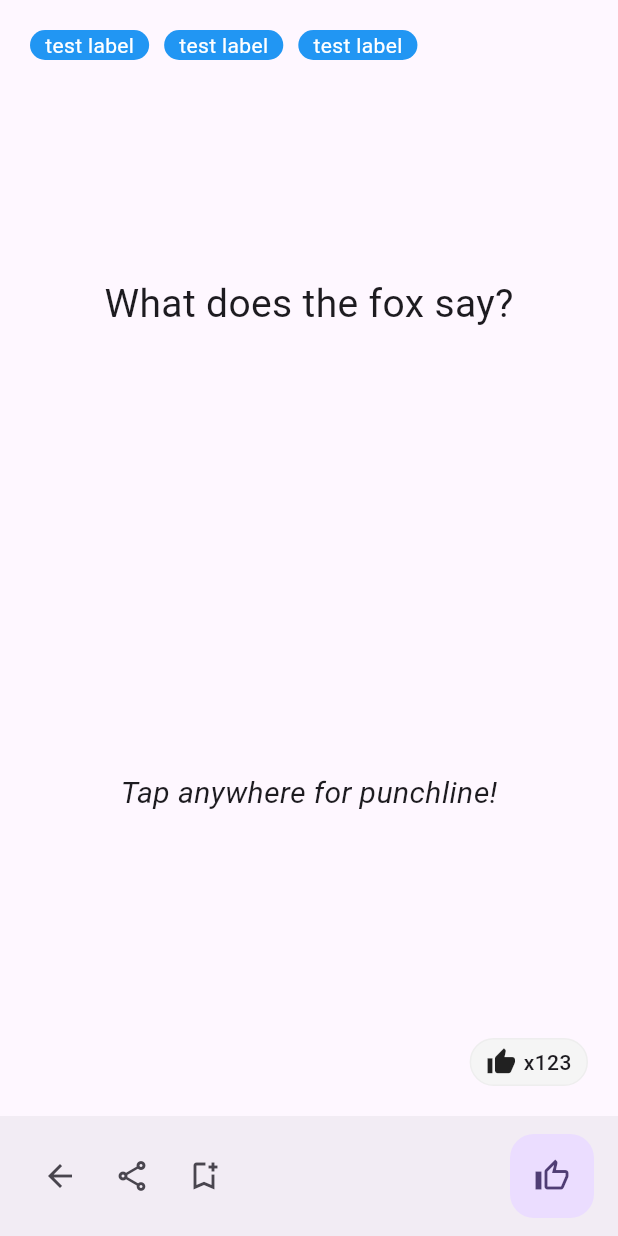
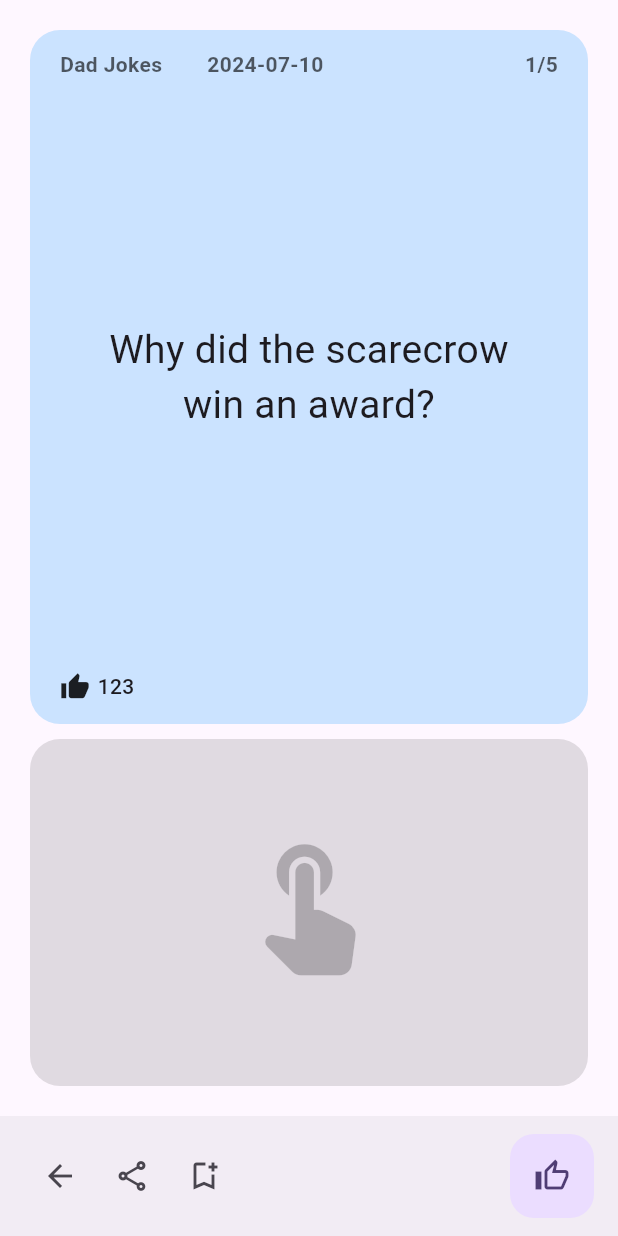
Before and after one commit to cardchess-leader/daily_dose_of_humors, a Flutter app: the screen it shows after launch, after a tap on "Knock-Knock Series", on a phone screen of 412 x 824 dp. Run offline on Flutter 3.47's test engine with Material 3 defaults, Android fonts, the light colour scheme and no system bars; our stand-ins replace scroll_snap_list.

Commit message:
Humor Screen Design Polish

```diff
--- a/lib/data/category_data.dart
+++ b/lib/data/category_data.dart
@@ -8,7 +8,7 @@ const humorCategoryList = [
     description: 'Simple, pun-filled, and often groan-inducing humor.',
     numDailyNew: 10,
     subscriberOnly: true,
-    themeColor: Colors.blue,
+    themeColor: Color.fromARGB(255, 61, 171, 255),
   ),
   Category(
     title: 'Knock-Knock Series',
@@ -17,7 +17,7 @@ const humorCategoryList = [
         'Interactive and pun-based humor, often silly and family-friendly.',
     numDailyNew: 5,
     subscriberOnly: true,
-    themeColor: Colors.red,
+    themeColor: Color.fromARGB(255, 255, 88, 76),
   ),
   Category(
     title: 'One-Liners',
@@ -26,7 +26,7 @@ const humorCategoryList = [
         'Brief, witty, and punchy humor, delivering a quick and impactful punchline.',
     numDailyNew: 7,
     subscriberOnly: true,
-    themeColor: Colors.green,
+    themeColor: Color.fromARGB(255, 115, 216, 119),
   ),
   Category(
     title: 'Dark Humors',
@@ -34,7 +34,7 @@ const humorCategoryList = [
     description: 'Simple, pun-filled, and often groan-inducing humor.',
     numDailyNew: 7,
     subscriberOnly: true,
-    themeColor: Colors.grey,
+    themeColor: Color.fromARGB(255, 186, 186, 186),
   ),
   Category(
     title: 'Tricky Riddles',
@@ -43,7 +43,7 @@ const humorCategoryList = [
         'An enigmatic quiz, often with a clever twist or double meaning',
     numDailyNew: 7,
     subscriberOnly: true,
-    themeColor: Colors.yellow,
+    themeColor: Color.fromARGB(255, 255, 239, 96),
   ),
   Category(
     title: 'Fun Facts',
@@ -51,7 +51,7 @@ const humorCategoryList = [
     description: 'Interesting trivia, often surprising and amusing.',
     numDailyNew: 7,
     subscriberOnly: true,
-    themeColor: Colors.cyan,
+    themeColor: Color.fromARGB(255, 57, 199, 218),
   ),
   Category(
     title: 'Funny Quotes',
@@ -59,7 +59,7 @@ const humorCategoryList = [
     description: 'Witty sayings, often hilarious and clever.',
     numDailyNew: 7,
     subscriberOnly: true,
-    themeColor: Colors.orange,
+    themeColor: Color.fromARGB(255, 255, 177, 60),
   ),
   Category(
     title: 'Story Jokes',
@@ -67,7 +67,7 @@ const humorCategoryList = [
     description: 'Extended anecdotes with a clever and surprising punchline.',
     numDailyNew: 7,
     subscriberOnly: true,
-    themeColor: Colors.brown,
+    themeColor: Color.fromARGB(255, 166, 127, 112),
   ),
   Category(
     title: 'Detective Puzzles',
@@ -76,6 +76,6 @@ const humorCategoryList = [
         'Mystery challenges requiring keen observation and logical deduction.',
     numDailyNew: 7,
     subscriberOnly: true,
-    themeColor: Colors.indigo,
+    themeColor: Color.fromARGB(255, 123, 137, 218),
   ),
 ];
--- a/lib/screens/humor_screen.dart
+++ b/lib/screens/humor_screen.dart
@@ -39,17 +39,44 @@ class _HumorScreenState extends State<HumorScreen> {
             padding: const EdgeInsets.all(20),
             child: Column(
               children: [
+                // const SizedBox(height: 15),
+                Expanded(
+                  flex: 2,
+                  child: Container(
+                    padding: EdgeInsets.all(10),
+                    decoration: BoxDecoration(
+                      color: Color.fromARGB(89, 108, 189, 255),
+                      borderRadius: BorderRadius.circular(20),
+                    ),
+                    child: Column(
+                      children: [
                         Row(
                           children: [
-                    for (var i = 0; i < 3; i++) ...[
-                      const CustomChip(color: Colors.blue, label: 'test label'),
-                      const SizedBox(
-                        width: 10,
+                            const CustomChip(
+                                color: Color.fromARGB(0, 0, 0, 0),
+                                textColor: Color.fromARGB(159, 0, 0, 0),
+                                label: 'Dad Jokes'),
+                            SizedBox(width: 10),
+                            const CustomChip(
+                                color: Color.fromARGB(0, 33, 149, 243),
+                                textColor: Color.fromARGB(159, 0, 0, 0),
+                                label: '2024-07-10'),
+                            Expanded(child: SizedBox(width: 10)),
+                            const CustomChip(
+                              color: Colors.transparent,
+                              textColor: Color.fromARGB(159, 0, 0, 0),
+                              label: '1/5',
+                              // textColor: Colors.grey,
                             ),
                           ],
-                  ],
+                          // [
+                          // Text('Dad Jokes'),
+                          // SizedBox(width: 10),
+                          // Text('2024-07-10'),
+                          // SizedBox(width: 10),
+                          // Text('New'),
+                          // ],
                         ),
-                // const SizedBox(height: 15),
                         Expanded(
                           child: LayoutBuilder(
                             builder: (context, constraints) {
@@ -62,8 +89,9 @@ class _HumorScreenState extends State<HumorScreen> {
                                     padding: const EdgeInsets.all(30),
                                     child: const Center(
                                       child: Text(
-                                'What does the fox say?',
+                                        'Why did the scarecrow win an award?',
                                         style: TextStyle(fontSize: 26),
+                                        textAlign: TextAlign.center,
                                       ),
                                     ),
                                   ),
@@ -72,38 +100,11 @@ class _HumorScreenState extends State<HumorScreen> {
                             },
                           ),
                         ),
-                const Expanded(
-                  child: Column(
-                    mainAxisAlignment: MainAxisAlignment.center,
+                        const Row(
                           children: [
-                      // Icon(
-                      //   Icons.touch_app_rounded,
-                      //   size: 100,
-                      // ),
-                      Text(
-                        'Tap anywhere for punchline!',
-                        style: TextStyle(
-                          fontSize: 20,
-                          fontStyle: FontStyle.italic,
+                            SizedBox(
+                              width: 10,
                             ),
-                      )
-                    ],
-                  ),
-                ),
-                Align(
-                  alignment: Alignment.centerRight,
-                  child: Container(
-                    padding:
-                        const EdgeInsets.symmetric(horizontal: 10, vertical: 5),
-                    // color: Colors.grey,
-                    decoration: BoxDecoration(
-                      border: Border.all(color: Colors.grey.shade200, width: 1),
-                      borderRadius: BorderRadius.circular(20),
-                      color: Colors.grey.shade100,
-                    ),
-                    child: const Row(
-                      mainAxisSize: MainAxisSize.min,
-                      children: [
                             Icon(
                               Icons.thumb_up,
                               size: 20,
@@ -112,13 +113,75 @@ class _HumorScreenState extends State<HumorScreen> {
                               width: 5,
                             ),
                             Text(
-                          'x123',
+                              '123',
                               style: TextStyle(fontWeight: FontWeight.w500),
+                            ),
+                          ],
+                        ),
+                        SizedBox(
+                          height: 5,
                         ),
                       ],
                     ),
                   ),
                 ),
+                SizedBox(height: 10),
+                Expanded(
+                  child: Container(
+                    width: double.infinity,
+                    decoration: BoxDecoration(
+                      color: Color.fromARGB(30, 0, 0, 0),
+                      borderRadius: BorderRadius.circular(20),
+                    ),
+                    child: Column(
+                      mainAxisAlignment: MainAxisAlignment.center,
+                      // crossAxisAlignment: CrossAxisAlignment.stretch,
+                      children: [
+                        Icon(
+                          Icons.touch_app_rounded,
+                          size: 100,
+                          color: Color.fromARGB(58, 0, 0, 0),
+                        ),
+                        // Text(
+                        //   'Tap here for punchline',
+                        //   style: TextStyle(
+                        //     fontSize: 20,
+                        //     fontStyle: FontStyle.italic,
+                        //   ),
+                        // )
+                      ],
+                    ),
+                  ),
+                ),
+                // Align(
+                //   alignment: Alignment.centerRight,
+                //   child: Container(
+                //     padding:
+                //         const EdgeInsets.symmetric(horizontal: 10, vertical: 5),
+                //     // color: Colors.grey,
+                //     decoration: BoxDecoration(
+                //       border: Border.all(color: Colors.grey.shade200, width: 1),
+                //       borderRadius: BorderRadius.circular(20),
+                //       color: Colors.grey.shade100,
+                //     ),
+                //     child: const Row(
+                //       mainAxisSize: MainAxisSize.min,
+                //       children: [
+                //         Icon(
+                //           Icons.thumb_up,
+                //           size: 20,
+                //         ),
+                //         SizedBox(
+                //           width: 5,
+                //         ),
+                //         Text(
+                //           'x123',
+                //           style: TextStyle(fontWeight: FontWeight.w500),
+                //         ),
+                //       ],
+                //     ),
+                //   ),
+                // ),
               ],
             ),
           ),
--- a/lib/screens/settings.dart
+++ b/lib/screens/settings.dart
@@ -33,6 +33,7 @@ class _SettingsScreenState extends State<SettingsScreen>
         // backgroundColor: Colors.yellow,
         title: const PageHeaderText(
           heading: 'Settings',
+          subheading: 'Set Your Preferences',
         ),
       ),
     );
--- a/lib/widgets/custom_chip.dart
+++ b/lib/widgets/custom_chip.dart
@@ -2,11 +2,13 @@ import 'package:flutter/material.dart';
 
 class CustomChip extends StatelessWidget {
   final Color color;
+  final Color textColor;
   final String label;
 
   const CustomChip({
     required this.color,
     required this.label,
+    this.textColor = Colors.white,
     super.key,
   });
 
@@ -17,10 +19,10 @@ class CustomChip extends StatelessWidget {
         color: color,
         borderRadius: BorderRadius.circular(20),
       ),
-      padding: EdgeInsets.symmetric(horizontal: 10, vertical: 0),
+      padding: EdgeInsets.symmetric(horizontal: 10, vertical: 3),
       child: Text(
         label,
-        style: TextStyle(color: Colors.white),
+        style: TextStyle(color: textColor, fontWeight: FontWeight.bold),
       ),
     );
   }
--- a/lib/widgets/humor_card.dart
+++ b/lib/widgets/humor_card.dart
@@ -29,13 +29,14 @@ class HumorCategoryCard extends StatelessWidget {
                 child: Container(
                   margin: const EdgeInsets.all(10),
                   decoration: BoxDecoration(
-                    gradient: LinearGradient(
-                        begin: Alignment.topLeft,
-                        end: Alignment.bottomRight,
-                        colors: [
-                          lighten(category.themeColor, 0.0),
-                          darken(category.themeColor, 0.0),
-                        ]),
+                    // gradient: LinearGradient(
+                    //     begin: Alignment.topLeft,
+                    //     end: Alignment.bottomRight,
+                    //     colors: [
+                    //       // lighten(category.themeColor, 0.0),
+                    //       // darken(category.themeColor, 0.0),
+                    //       Colors.white,
+                    //     ]),
                     color: category.themeColor,
                     borderRadius: BorderRadius.circular(20),
                   ),
@@ -58,6 +59,7 @@ class HumorCategoryCard extends StatelessWidget {
                           padding: const EdgeInsets.fromLTRB(10, 10, 10, 30),
                           child: Image.asset(
                             category.imgPath,
+                            // color: Color(0xff74b9ff),
                           ),
                         ),
                       ),
@@ -66,7 +68,7 @@ class HumorCategoryCard extends StatelessWidget {
                 ),
               ),
               Container(
-                color: Colors.white,
+                // color: Colors.white,
                 height: 140,
                 padding: const EdgeInsets.fromLTRB(15, 15, 15, 0),
                 child: Column(
```
Lines whose indentation alone changed are shown as unchanged.
